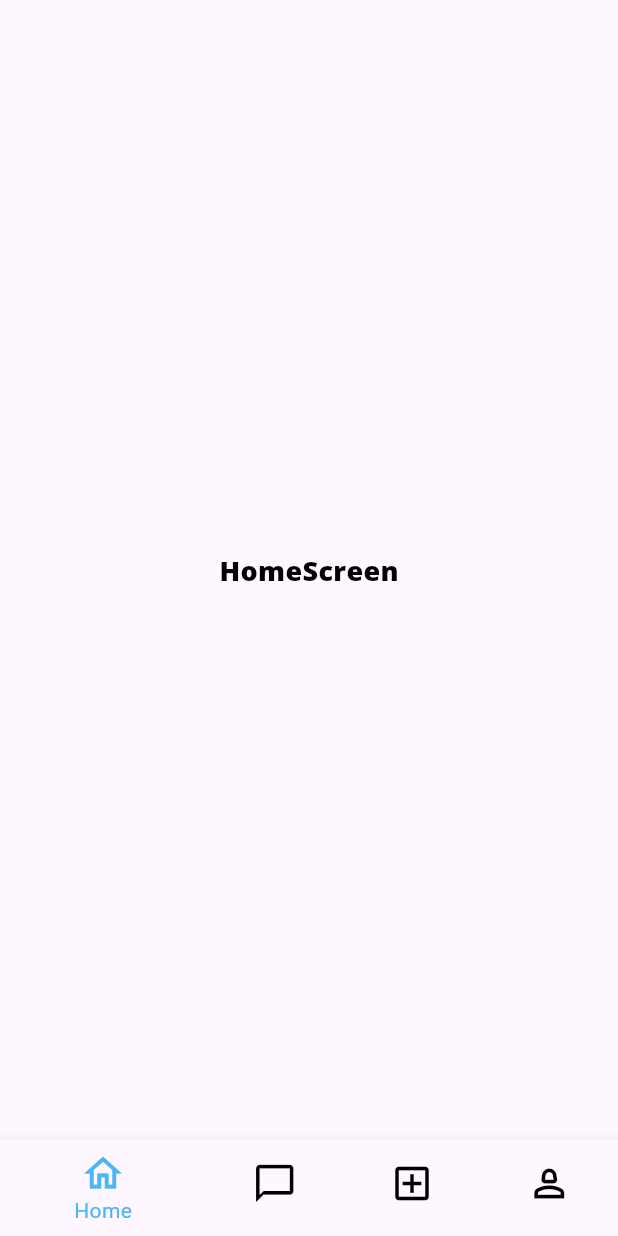
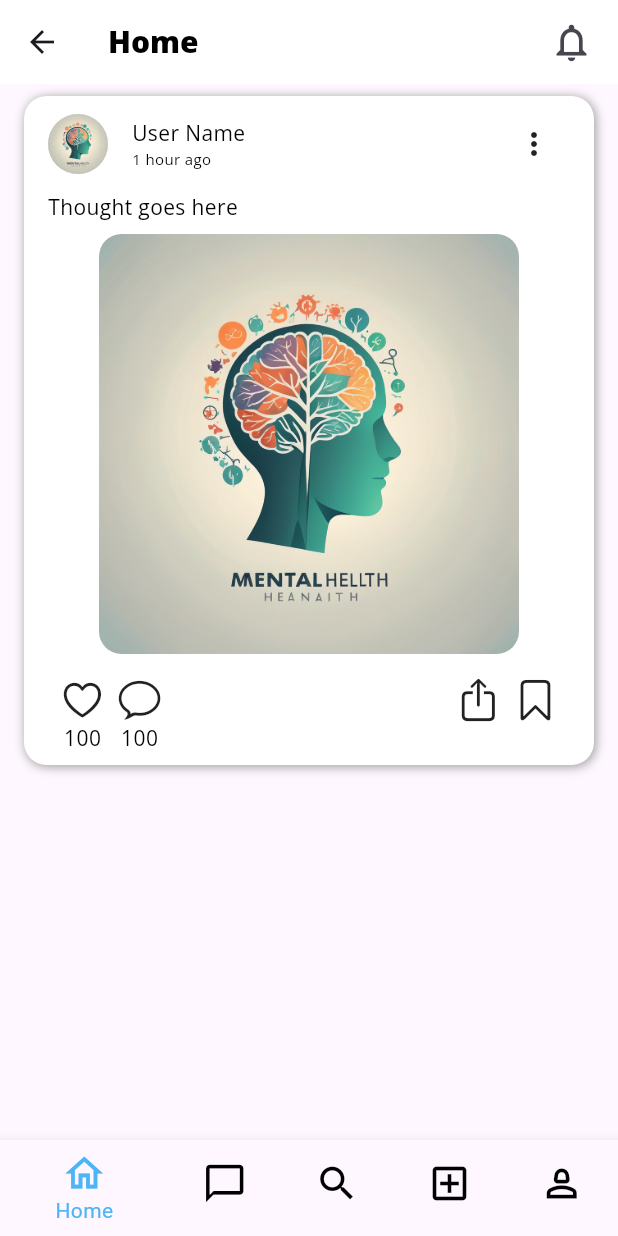
Before and after one commit to KishanBhupta/MENTAL_HEALTH_APP, a Flutter app: the MainScreen screen opened directly, on a phone screen of 412 x 824 dp. Run offline on Flutter 3.47's test engine with Material 3 defaults, Android fonts, the light colour scheme and no system bars; our stand-ins replace dio, email_validator, flutter_easyloading, get, pretty_dio_logger, shared_preferences; accounts and stored records are empty.

Commit message:
Created Post Widget And Added Search Button In Bottom Navigation Bar

```diff
--- a/lib/controllers/authController.dart
+++ b/lib/controllers/authController.dart
@@ -7,7 +7,7 @@ import 'package:mental_helth_wellness/utils/appMethods.dart';
 import 'package:mental_helth_wellness/utils/cacheKeys.dart';
 import 'package:mental_helth_wellness/utils/localStorage.dart';
 import 'package:mental_helth_wellness/views/auth/loginScreen.dart';
-import 'package:mental_helth_wellness/views/home/mainScreen.dart';
+import 'package:mental_helth_wellness/views/mainScreen/mainScreen.dart';
 
 import '../models/userModel.dart';
 import '../utils/appConst.dart';
@@ -23,10 +23,9 @@ class AuthController {
     api.Response response = await ApiController().login(data: data);
     if(response.statusCode == 200){
       userModel = UserModel.fromJSON(response.data['user']);
-      print("ATOKEN : ${response.data['token']}");
       await LocalStorage().setStringValue(key: CacheKeys.accessToken, value: response.data['token']);
       AppConst().currentAccessToken = response.data['token'];
-      Get.to(()=>const MainScreen());
+      Get.offAll(()=>const MainScreen());
     }
     AppMethods.dismissLoading();
   }
--- a/lib/controllers/bottomNavigationController.dart
+++ b/lib/controllers/bottomNavigationController.dart
@@ -19,10 +19,14 @@ class BottomNavigationController extends GetxController {
         break;
       }
       case 2:{
+        screen = BottomBarScreens.search;
+        break;
+      }
+      case 3:{
         screen = BottomBarScreens.addPost;
         break;
       }
-      case 3:{
+      case 4:{
         screen = BottomBarScreens.profile;
         break;
       }
--- a/lib/controllers/splashScreenController.dart
+++ b/lib/controllers/splashScreenController.dart
@@ -8,7 +8,7 @@ import 'package:mental_helth_wellness/utils/appConst.dart';
 import 'package:mental_helth_wellness/utils/cacheKeys.dart';
 import 'package:mental_helth_wellness/utils/localStorage.dart';
 import 'package:mental_helth_wellness/views/auth/loginScreen.dart';
-import 'package:mental_helth_wellness/views/home/mainScreen.dart';
+import 'package:mental_helth_wellness/views/mainScreen/mainScreen.dart';
 
 class SplashScreenController extends GetxController {
 
@@ -25,7 +25,7 @@ class SplashScreenController extends GetxController {
             UserModel userModel = UserModel.fromJSON(response.data);
             AppConst.userModel ??= userModel;
             if(AppConst.userModel!=null){
-              Get.to(()=>const MainScreen());
+              Get.offAll(()=>const MainScreen());
             }
           }
         }
@@ -41,7 +41,7 @@ class SplashScreenController extends GetxController {
     }
     // shared pref doesn't contain access token key
     else{
-      Get.to(()=>const LoginScreen());
+      Get.offAll(()=>const LoginScreen());
     }
   }
 
--- a/lib/customWidgets/appImage.dart
+++ b/lib/customWidgets/appImage.dart
@@ -34,6 +34,8 @@ class AppImage extends StatelessWidget {
       case ImageType.assetImage:
         return Image.asset(
             imagePath,
+          height: height,
+          width: width,
           errorBuilder: (context, error, stackTrace) => errorWidget(),
         );
       default:
--- a/lib/main.dart
+++ b/lib/main.dart
@@ -21,6 +21,10 @@ class MyApp extends StatelessWidget {
       debugShowCheckedModeBanner: false,
       theme: ThemeData(
         useMaterial3: true,
+        appBarTheme: const AppBarTheme(
+          backgroundColor: Colors.white,
+          surfaceTintColor: Colors.white,
+        )
       ),
       home: const SplashScreen(),
       builder: EasyLoading.init(),
--- a/lib/utils/appEnums.dart
+++ b/lib/utils/appEnums.dart
@@ -7,5 +7,5 @@ enum ImageType {
 }
 
 enum BottomBarScreens {
-  home , profile , chat , addPost;
+  home , profile , chat , addPost , search ;
 }
--- a/lib/views/home/homeScreen.dart
+++ /dev/null
@@ -1,20 +0,0 @@
-import 'package:flutter/material.dart';
-import 'package:mental_helth_wellness/customWidgets/appText.dart';
-
-class HomeScreen extends StatefulWidget {
-  const HomeScreen({super.key});
-
-  @override
-  State<HomeScreen> createState() => _HomeScreenState();
-}
-
-class _HomeScreenState extends State<HomeScreen> {
-  @override
-  Widget build(BuildContext context) {
-    return Scaffold(
-      body: Center(
-        child: AppText(text: "HomeScreen",fontSize: 18,fontWeight: FontWeight.w800),
-      ),
-    );
-  }
-}
--- a/lib/views/home/bottomNavigationBar.dart
+++ b/lib/views/mainScreen/bottomNavigationBar.dart
@@ -35,6 +35,10 @@ class AppBottomNavigationBar extends StatelessWidget {
                 label: "Chat",
             ),
             BottomNavigationBarItem(
+              icon: Icon(Icons.search),
+              label: "Search",
+            ),
+            BottomNavigationBarItem(
               icon: Icon(Icons.add_box_outlined),
               label: "Add",
             ),
--- a/lib/views/home/mainScreen.dart
+++ b/lib/views/mainScreen/mainScreen.dart
@@ -7,9 +7,10 @@ import 'package:mental_helth_wellness/utils/appEnums.dart';
 import 'package:mental_helth_wellness/views/addPost/appPostScreen.dart';
 import 'package:mental_helth_wellness/views/chat/chatScreen.dart';
 import 'package:mental_helth_wellness/views/profile/profileScreen.dart';
+import 'package:mental_helth_wellness/views/search/searchScreen.dart';
 
+import '../post/postScreen.dart';
 import 'bottomNavigationBar.dart';
-import 'homeScreen.dart';
 
 class MainScreen extends StatefulWidget {
   const MainScreen({super.key});
@@ -27,10 +28,11 @@ class _MainScreenState extends State<MainScreen> {
     return Scaffold(
       body: GetBuilder<BottomNavigationController>(
         builder: (controller) {
-          return controller.screen == BottomBarScreens.home ? const HomeScreen() :
+          return controller.screen == BottomBarScreens.home ? const PostScreen() :
           controller.screen == BottomBarScreens.chat ? const ChatScreen() :
+          controller.screen == BottomBarScreens.search ? const SearchScreen() :
           controller.screen == BottomBarScreens.addPost ? const AddPostScreen() :
-          controller.screen == BottomBarScreens.profile ? const ProfileScreen() : const HomeScreen()
+          controller.screen == BottomBarScreens.profile ? const ProfileScreen() : const PostScreen()
           ;
         },
       ),
--- /dev/null
+++ b/lib/views/post/postScreen.dart
@@ -0,0 +1,36 @@
+import 'package:flutter/material.dart';
+import 'package:mental_helth_wellness/customWidgets/appText.dart';
+import 'package:mental_helth_wellness/utils/spacing.dart';
+import 'package:mental_helth_wellness/views/post/widgets/postWidget.dart';
+
+class PostScreen extends StatefulWidget {
+  const PostScreen({super.key});
+
+  @override
+  State<PostScreen> createState() => _PostScreenState();
+}
+
+class _PostScreenState extends State<PostScreen> {
+  @override
+  Widget build(BuildContext context) {
+    return Scaffold(
+      appBar: AppBar(
+        title: const AppText(text: "Home",fontSize: 20,fontWeight: FontWeight.w800),
+        actions: [
+          Padding(
+            padding: EdgeInsets.symmetric(horizontal:Spacing.getDefaultSpacing(context)),
+            child: const Icon(Icons.notifications_outlined,size:30),
+          )
+        ],
+      ),
+      body: ListView.builder(
+        padding: EdgeInsets.symmetric(horizontal: Spacing.getDefaultSpacing(context),vertical: 8),
+        shrinkWrap: true,
+        itemBuilder: (context, index) {
+          return const PostWidget();
+        },
+        itemCount: 1,
+      ),
+    );
+  }
+}
--- /dev/null
+++ b/lib/views/post/widgets/postWidget.dart
@@ -0,0 +1,164 @@
+import 'package:flutter/cupertino.dart';
+import 'package:flutter/material.dart';
+import 'package:mental_helth_wellness/customWidgets/appImage.dart';
+import 'package:mental_helth_wellness/customWidgets/appText.dart';
+import 'package:mental_helth_wellness/customWidgets/cSpace.dart';
+import 'package:mental_helth_wellness/utils/appEnums.dart';
+import 'package:mental_helth_wellness/utils/assetImages.dart';
+
+import '../../../utils/spacing.dart';
+
+class PostWidget extends StatelessWidget {
+  const PostWidget({super.key});
+
+  @override
+  Widget build(BuildContext context) {
+    return Container(
+      padding: const EdgeInsets.symmetric(
+        horizontal: 16,
+        vertical: 8
+      ),
+      decoration: BoxDecoration(
+        color: Colors.white,
+        boxShadow: const [
+          BoxShadow(
+            color: Colors.grey,
+            offset: Offset(1, 1),
+            blurRadius: 5
+          )
+        ],
+        borderRadius: BorderRadius.circular(15)
+      ),
+      clipBehavior: Clip.hardEdge,
+      child: Column(
+        crossAxisAlignment: CrossAxisAlignment.start,
+        children: [
+          // header user data row
+          Row(
+            children: [
+              // user profile image
+              CircleAvatar(
+                radius: 20,
+                backgroundImage:Image.asset(AssetImages.appLogo).image,
+              ),
+
+              const CSpace(width: 16),
+
+              // user name
+              const Expanded(
+                child: Column(
+                  crossAxisAlignment: CrossAxisAlignment.start,
+                  children: [
+                    AppText(text: "User Name"),
+                    AppText(text: "1 hour ago",fontSize: 10,)
+                  ],
+                ),
+              ),
+
+              PopupMenuButton(
+                surfaceTintColor: Colors.white,
+                itemBuilder: (context) {
+                  return <PopupMenuItem>[
+                    const PopupMenuItem(
+                        value: 0,
+                        child: AppText(text: "Delete")
+                    )
+                  ];
+                },
+              )
+            ],
+          ),
+
+          const CSpace(height: 8),
+
+          // thought
+          const AppText(text: "Thought goes here"),
+
+          const CSpace(height: 8),
+
+          // image
+          const Center(
+            child: ClipRRect(
+              borderRadius: BorderRadius.all(Radius.circular(15)),
+              child: AppImage(
+                height: 280,
+                imageType: ImageType.assetImage,
+                imagePath: AssetImages.appLogo,
+              ),
+            ),
+          ),
+
+          CSpace(height: Spacing.getDefaultSpacing(context)),
+
+          // bottom option row
+          Padding(
+            padding: const EdgeInsets.symmetric(horizontal: 8.0),
+            child: Row(
+              crossAxisAlignment: CrossAxisAlignment.start,
+              mainAxisAlignment: MainAxisAlignment.spaceBetween,
+              children: [
+                Row(
+                  mainAxisSize: MainAxisSize.min,
+                  children: [
+                    // like button
+                    Column(
+                      children: [
+                        InkWell(
+                            onTap: (){},
+                            child: const Icon(CupertinoIcons.heart,size: 30),
+                        ),
+                        const AppText(text: "100")
+                      ],
+                    ),
+
+                    const CSpace(width: 8),
+
+                    // comment button
+                    Column(
+                      children: [
+                        InkWell(
+                          onTap: (){},
+                          child: const Icon(CupertinoIcons.chat_bubble,size: 30),
+                        ),
+                        const AppText(text: "100")
+                      ],
+                    ),
+                  ],
+                ),
+
+
+                Row(
+                  mainAxisSize: MainAxisSize.min,
+                  children: [
+                    // share button
+                    Column(
+                      children: [
+                        InkWell(
+                          onTap: (){},
+                          child: const Icon(CupertinoIcons.share,size: 30),
+                        ),
+                      ],
+                    ),
+
+                    const CSpace(width: 8),
+                    // save button
+                    Column(
+                      children: [
+                        InkWell(
+                          onTap: (){},
+                          child: const Icon(CupertinoIcons.bookmark,size: 30),
+                        ),
+                      ],
+                    ),
+                  ],
+                ),
+
+
+              ],
+            ),
+          )
+        ],
+      ),
+    );
+  }
+}
--- /dev/null
+++ b/lib/views/search/searchScreen.dart
@@ -0,0 +1,20 @@
+import 'package:flutter/material.dart';
+import 'package:mental_helth_wellness/customWidgets/appText.dart';
+
+class SearchScreen extends StatefulWidget {
+  const SearchScreen({super.key});
+
+  @override
+  State<SearchScreen> createState() => _SearchScreenState();
+}
+
+class _SearchScreenState extends State<SearchScreen> {
+  @override
+  Widget build(BuildContext context) {
+    return Scaffold(
+      body: Center(
+        child: AppText(text: "Search",fontSize: 16,fontWeight: FontWeight.w800),
+      ),
+    );
+  }
+}
```
